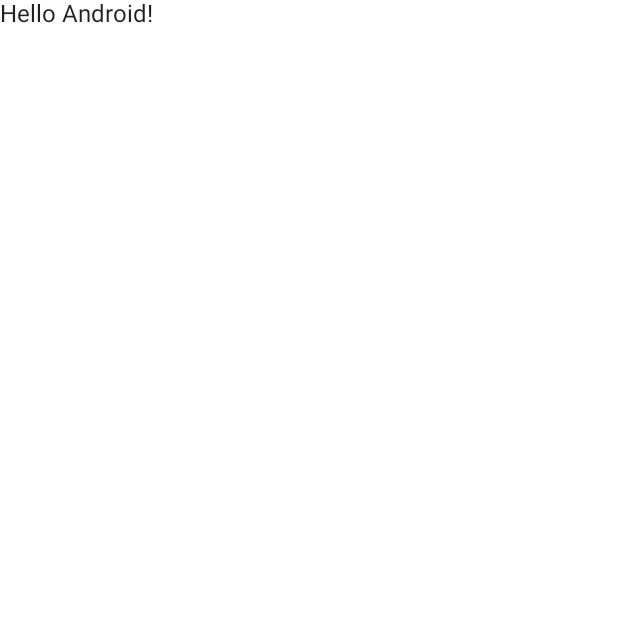
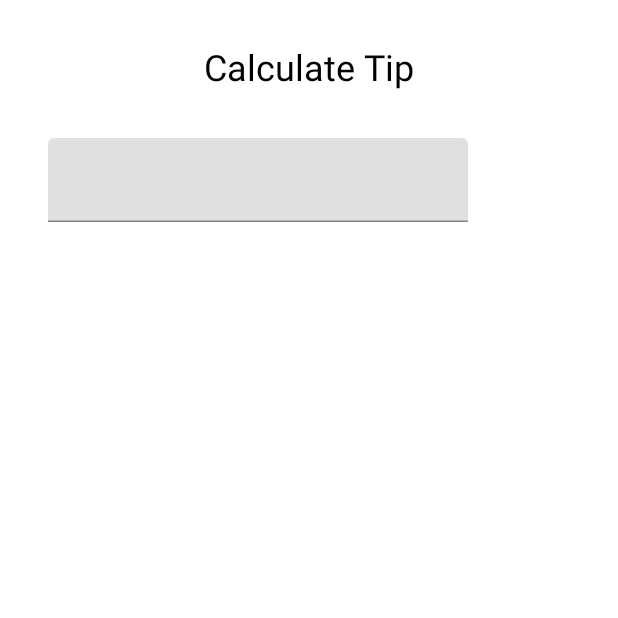
Before and after one commit to Tom323-323/ComposeGooglePart3, an Android app built with Jetpack Compose: the screen it shows after launch (MainActivity), on a phone screen of 412 x 824 dp, the top half of it. Before the commit the part shown is almost empty. Run offline under Robolectric (Android 15) with nearby library versions, the phone set to English and light mode, and no system bars.

```diff
--- a/app/src/main/java/com/tomaslab/composegooglepart3/MainActivity.kt
+++ b/app/src/main/java/com/tomaslab/composegooglepart3/MainActivity.kt
@@ -3,41 +3,69 @@ package com.tomaslab.composegooglepart3
 import android.os.Bundle
 import androidx.activity.ComponentActivity
 import androidx.activity.compose.setContent
-import androidx.compose.foundation.layout.fillMaxSize
+import androidx.compose.foundation.layout.*
 import androidx.compose.material.MaterialTheme
 import androidx.compose.material.Surface
 import androidx.compose.material.Text
+import androidx.compose.material.TextField
 import androidx.compose.runtime.Composable
+import androidx.compose.runtime.mutableStateOf
+import androidx.compose.runtime.remember
+import androidx.compose.ui.Alignment
 import androidx.compose.ui.Modifier
+import androidx.compose.ui.res.stringResource
 import androidx.compose.ui.tooling.preview.Preview
-import com.tomaslab.composegooglepart3.ui.theme.ComposeGooglePart3Theme
+import androidx.compose.ui.unit.dp
+import androidx.compose.ui.unit.sp
+import androidx.compose.runtime.getValue
+import androidx.compose.runtime.setValue
+
 
 class MainActivity : ComponentActivity() {
     override fun onCreate(savedInstanceState: Bundle?) {
         super.onCreate(savedInstanceState)
         setContent {
-            ComposeGooglePart3Theme {
-                // A surface container using the 'background' color from the theme
-                Surface(
+             Surface(
                     modifier = Modifier.fillMaxSize(),
                     color = MaterialTheme.colors.background
                 ) {
-                    Greeting("Android")
+                    TipTimeScreen()
                 }
-            }
+
         }
     }
 }
 
 @Composable
-fun Greeting(name: String) {
-    Text(text = "Hello $name!")
+fun TipTimeScreen(){
+    Column(modifier = Modifier
+        .padding(32.dp),
+        verticalArrangement = Arrangement.spacedBy(8.dp)
+
+    ){
+
+        Text(
+            text = stringResource(id = R.string.calculate_tip),
+            fontSize = 24.sp,
+            modifier = Modifier.align(Alignment.CenterHorizontally)
+        )
+        Spacer(modifier = Modifier.height(16.dp))
+
+       EditNumberField()
+    }
+}
+
+@Composable
+fun EditNumberField(){
+    var amountInput by remember { mutableStateOf("") }
+    TextField(
+        value = amountInput,
+        onValueChange = {amountInput = it}
+    )
 }
 
 @Preview(showBackground = true)
 @Composable
 fun DefaultPreview() {
-    ComposeGooglePart3Theme {
-        Greeting("Android")
-    }
+        TipTimeScreen()
 }
```
Also changed, not shown: app/build.gradle (+5 -5 lines).
